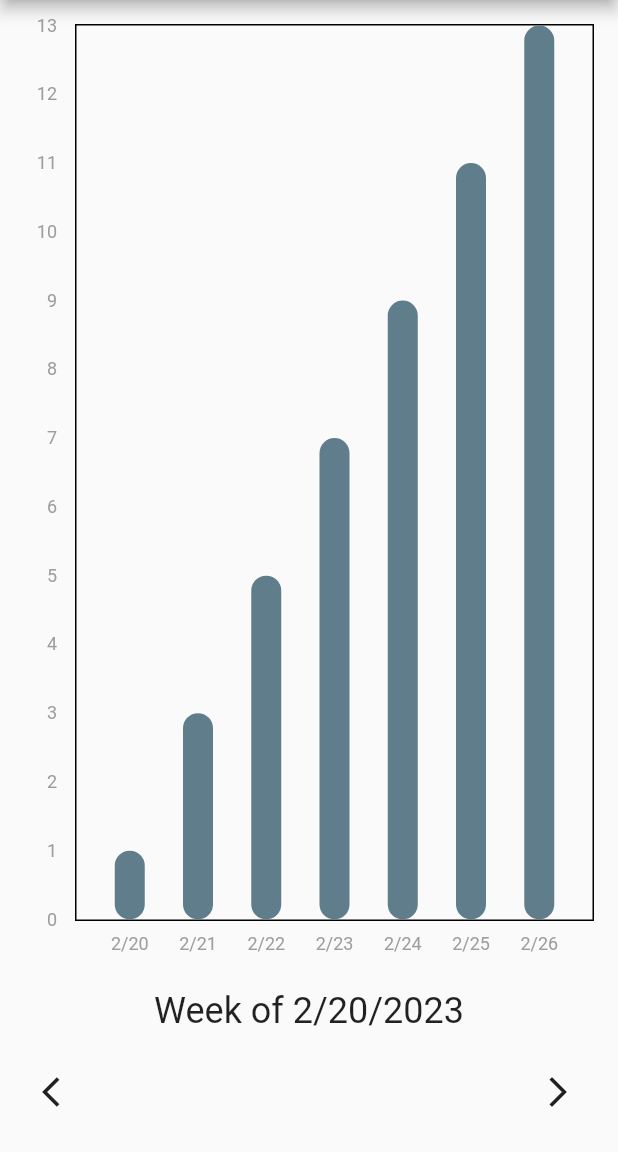
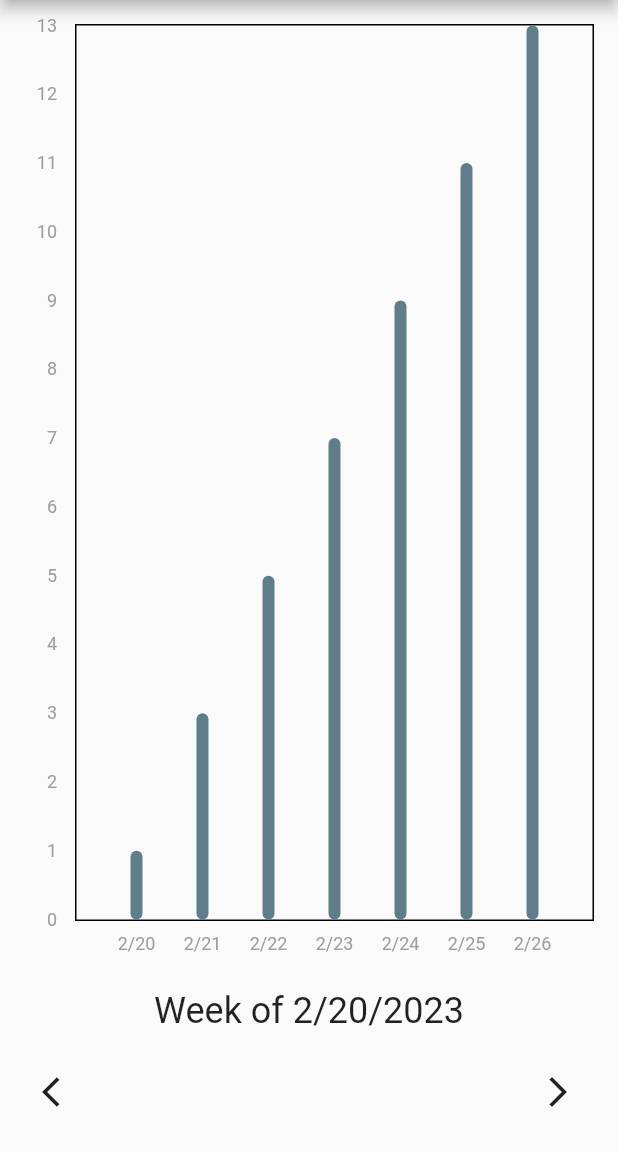
Before and after one commit to The-Rockers/DriverDrowsinessDetection, a Flutter app: the screen it shows after launch, after a tap on the "arrow forward ios" icon, on a phone screen of 412 x 824 dp, the part 84-1236 px from its top. Run offline on Flutter 3.47's test engine with Material 2 defaults, Android fonts, the phone set to English and light mode, and no system bars; drawn by our look-alikes of fl_chart.

Commit message:
added export button and preparing for dropdown menu

```diff
--- a/lib/settings_drawer.dart
+++ b/lib/settings_drawer.dart
@@ -34,10 +34,6 @@ class SettingsDrawer extends StatelessWidget {
               title: Text("Log out"),
             ),
             ListTile(
-              leading: Icon(Icons.import_export),
-              title: Text("Export Documents"),
-            ),
-            ListTile(
               leading: Icon(Icons.settings),
               title: Text("Settings"),
             ),
@@ -64,6 +60,18 @@ class SettingsDrawer extends StatelessWidget {
                 Text(currentChartType),
               ],
             ),
+            const SizedBox(height: 16),
+            Row(
+              mainAxisAlignment: MainAxisAlignment.spaceEvenly,
+              children: <Widget>[
+                ElevatedButton(
+                  style: style,
+                  onPressed: null,
+                  child: Text("Export As File"),
+                ),
+                Text("null"),
+              ],
+            ),
           ]
         ),
       );
--- a/lib/standard_bar_chart.dart
+++ b/lib/standard_bar_chart.dart
@@ -46,7 +46,7 @@ class StandardBarChart extends StatelessWidget {
                         BarChartRodData(
                           y: value.toDouble(),
                           colors: [Colors.blueGrey],
-                          width: 20,
+                          width: 8,
                         ),
                       ],
                     ),
--- a/lib/standard_line_chart.dart
+++ b/lib/standard_line_chart.dart
@@ -10,7 +10,7 @@ class StandardLineChart extends StatelessWidget {
   @override
   Widget build(BuildContext context) {
     double screenWidth = MediaQuery.of(context).size.width;
-    double xCoorSpacing = (screenWidth - 300) / data.length;
+    //double xCoorSpacing = (screenWidth - 300) / data.length;
 
     return Expanded(
       child: LineChart(
```
Also changed, not shown: 6 other files.
